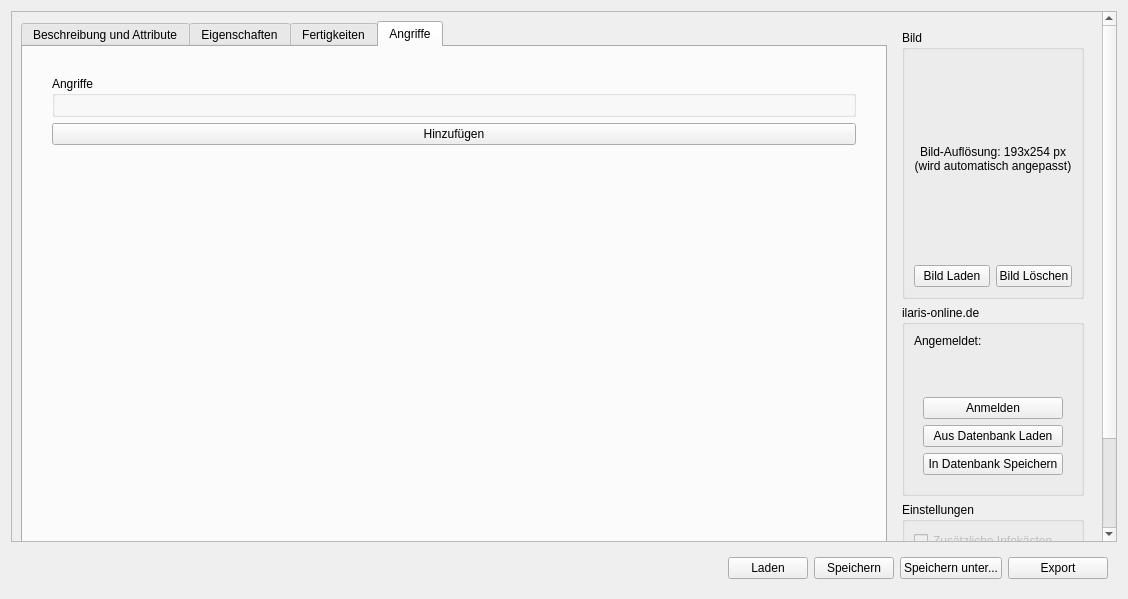
First picture: the form in Kreaturen/UI/KreaturMain.ui, repository brzGatsu/SephrastoPlugins, before the edit.
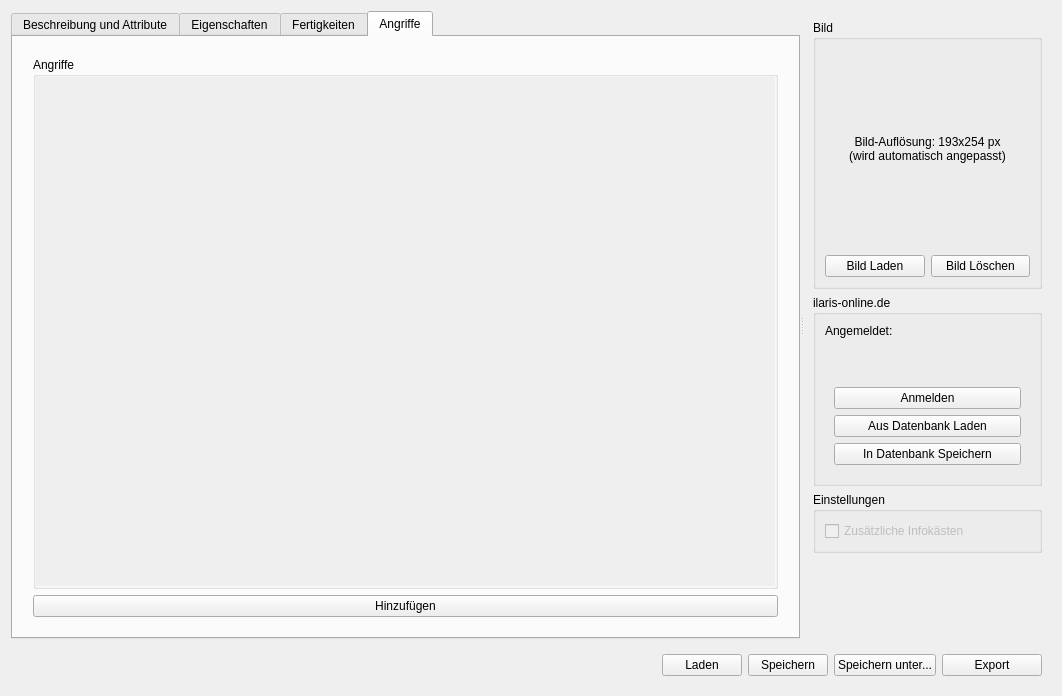
Second picture: the form after the edit. The open tabs and pages were chosen to show the change.

Commit message: Tierbegleiter/Kreaturen: improved layouts; tab widgets are now using the new Sephrasto CSS class

```diff
--- a/Kreaturen/UI/KreaturMain.ui
+++ b/Kreaturen/UI/KreaturMain.ui
@@ -9,8 +9,8 @@
    <rect>
     <x>0</x>
     <y>0</y>
-    <width>1128</width>
-    <height>599</height>
+    <width>1062</width>
+    <height>696</height>
    </rect>
   </property>
   <property name="sizePolicy">
@@ -25,251 +25,12 @@
   <property name="locale">
    <locale language="German" country="Germany"/>
   </property>
-  <layout class="QGridLayout" name="gridLayout">
-   <item row="0" column="0">
-    <widget class="QScrollArea" name="scrollArea_2">
-     <property name="widgetResizable">
-      <bool>true</bool>
-     </property>
-     <widget class="QWidget" name="scrollAreaWidgetContents_2">
-      <property name="geometry">
-       <rect>
-        <x>0</x>
-        <y>-154</y>
-        <width>1087</width>
-        <height>724</height>
-       </rect>
-      </property>
-      <layout class="QGridLayout" name="gridLayout_5">
-       <item row="0" column="3">
-        <widget class="QWidget" name="widget_5" native="true">
-         <property name="enabled">
-          <bool>true</bool>
-         </property>
-         <property name="sizePolicy">
-          <sizepolicy hsizetype="Fixed" vsizetype="Preferred">
-           <horstretch>0</horstretch>
-           <verstretch>0</verstretch>
-          </sizepolicy>
-         </property>
-         <property name="minimumSize">
-          <size>
-           <width>200</width>
-           <height>0</height>
-          </size>
-         </property>
-         <property name="maximumSize">
-          <size>
-           <width>200</width>
-           <height>16777215</height>
-          </size>
-         </property>
-         <layout class="QVBoxLayout" name="verticalLayout_14" stretch="0,0,0,0">
+  <layout class="QVBoxLayout" name="verticalLayout_3">
           <item>
-           <widget class="QGroupBox" name="groupBox_3">
-            <property name="sizePolicy">
-             <sizepolicy hsizetype="Preferred" vsizetype="Maximum">
-              <horstretch>0</horstretch>
-              <verstretch>0</verstretch>
-             </sizepolicy>
-            </property>
-            <property name="maximumSize">
-             <size>
-              <width>16777215</width>
-              <height>300</height>
-             </size>
-            </property>
-            <property name="title">
-             <string>Bild</string>
-            </property>
-            <layout class="QGridLayout" name="gridLayout_6">
-             <item row="2" column="1">
-              <widget class="QPushButton" name="buttonDeleteImage">
-               <property name="text">
-                <string>Bild Löschen</string>
-               </property>
-              </widget>
-             </item>
-             <item row="2" column="0">
-              <widget class="QPushButton" name="buttonLoadImage">
-               <property name="text">
-                <string>Bild Laden</string>
-               </property>
-              </widget>
-             </item>
-             <item row="1" column="0" colspan="2">
-              <widget class="QLabel" name="labelImage">
-               <property name="minimumSize">
-                <size>
-                 <width>0</width>
-                 <height>200</height>
-                </size>
-               </property>
-               <property name="text">
-                <string>Bild-Auflösung: 193x254 px
-(wird automatisch angepasst)</string>
-               </property>
-               <property name="alignment">
-                <set>Qt::AlignmentFlag::AlignCenter</set>
-               </property>
-              </widget>
-             </item>
-            </layout>
-           </widget>
-          </item>
-          <item>
-           <widget class="QGroupBox" name="groupBox">
-            <property name="sizePolicy">
-             <sizepolicy hsizetype="Preferred" vsizetype="Maximum">
-              <horstretch>0</horstretch>
-              <verstretch>0</verstretch>
-             </sizepolicy>
-            </property>
-            <property name="minimumSize">
-             <size>
-              <width>0</width>
-              <height>100</height>
-             </size>
-            </property>
-            <property name="maximumSize">
-             <size>
-              <width>16777215</width>
-              <height>300</height>
-             </size>
-            </property>
-            <property name="title">
-             <string>ilaris-online.de</string>
-            </property>
-            <layout class="QVBoxLayout" name="verticalLayout_8">
-             <item>
-              <widget class="QLabel" name="laStatus">
-               <property name="sizePolicy">
-                <sizepolicy hsizetype="Preferred" vsizetype="Maximum">
-                 <horstretch>0</horstretch>
-                 <verstretch>0</verstretch>
-                </sizepolicy>
-               </property>
-               <property name="text">
-                <string>Angemeldet: </string>
-               </property>
-              </widget>
-             </item>
-             <item>
-              <widget class="QLabel" name="lblWerte">
-               <property name="sizePolicy">
-                <sizepolicy hsizetype="Preferred" vsizetype="Maximum">
-                 <horstretch>0</horstretch>
-                 <verstretch>0</verstretch>
-                </sizepolicy>
-               </property>
-               <property name="text">
-                <string>&lt;html&gt;&lt;head/&gt;&lt;body&gt;&lt;p&gt;&lt;br/&gt;&lt;/p&gt;&lt;/body&gt;&lt;/html&gt;</string>
-               </property>
-               <property name="textFormat">
-                <enum>Qt::TextFormat::RichText</enum>
-               </property>
-               <property name="alignment">
-                <set>Qt::AlignmentFlag::AlignLeading|Qt::AlignmentFlag::AlignLeft|Qt::AlignmentFlag::AlignTop</set>
-               </property>
-               <property name="wordWrap">
-                <bool>true</bool>
-               </property>
-              </widget>
-             </item>
-             <item>
-              <widget class="QWidget" name="widget_3" native="true">
-               <property name="sizePolicy">
-                <sizepolicy hsizetype="Preferred" vsizetype="Maximum">
-                 <horstretch>0</horstretch>
-                 <verstretch>0</verstretch>
-                </sizepolicy>
-               </property>
-               <layout class="QVBoxLayout" name="verticalLayout_7">
-                <item>
-                 <widget class="QPushButton" name="btnLogin">
-                  <property name="text">
-                   <string>Anmelden</string>
-                  </property>
-                 </widget>
-                </item>
-                <item>
-                 <widget class="QPushButton" name="btnDBLaden">
-                  <property name="text">
-                   <string>Aus Datenbank Laden</string>
-                  </property>
-                 </widget>
-                </item>
-                <item>
-                 <widget class="QPushButton" name="btnDBSpeichern">
-                  <property name="text">
-                   <string>In Datenbank Speichern</string>
-                  </property>
-                 </widget>
-                </item>
-               </layout>
-              </widget>
-             </item>
-            </layout>
-           </widget>
-          </item>
-          <item>
-           <widget class="QGroupBox" name="groupBox_5">
-            <property name="sizePolicy">
-             <sizepolicy hsizetype="Preferred" vsizetype="Maximum">
-              <horstretch>0</horstretch>
-              <verstretch>0</verstretch>
-             </sizepolicy>
-            </property>
-            <property name="title">
-             <string>Einstellungen</string>
-            </property>
-            <layout class="QGridLayout" name="gridLayout_7">
-             <item row="2" column="0">
-              <widget class="QCheckBox" name="checkEditierbar">
-               <property name="enabled">
-                <bool>false</bool>
-               </property>
-               <property name="text">
-                <string>Zusätzliche Infokästen</string>
-               </property>
-              </widget>
-             </item>
-             <item row="4" column="0">
-              <spacer name="verticalSpacer_4">
+    <widget class="QSplitter" name="splitter">
                <property name="orientation">
-                <enum>Qt::Orientation::Vertical</enum>
-               </property>
-               <property name="sizeType">
-                <enum>QSizePolicy::Policy::Minimum</enum>
-               </property>
-               <property name="sizeHint" stdset="0">
-                <size>
-                 <width>20</width>
-                 <height>0</height>
-                </size>
-               </property>
-              </spacer>
-             </item>
-            </layout>
-           </widget>
-          </item>
-          <item>
-           <spacer name="verticalSpacer_3">
-            <property name="orientation">
-             <enum>Qt::Orientation::Vertical</enum>
-            </property>
-            <property name="sizeHint" stdset="0">
-             <size>
-              <width>20</width>
-              <height>40</height>
-             </size>
-            </property>
-           </spacer>
-          </item>
-         </layout>
-        </widget>
-       </item>
-       <item row="0" column="2">
+      <enum>Qt::Orientation::Horizontal</enum>
+     </property>
         <widget class="QTabWidget" name="tabWidget">
          <property name="sizePolicy">
           <sizepolicy hsizetype="Expanding" vsizetype="Expanding">
@@ -280,6 +41,9 @@
          <property name="currentIndex">
           <number>0</number>
          </property>
+      <property name="class" stdset="0">
+       <string>tabNavigation</string>
+      </property>
          <widget class="QWidget" name="tab">
           <property name="sizePolicy">
            <sizepolicy hsizetype="Preferred" vsizetype="Maximum">
@@ -1051,6 +815,18 @@
            <string>Eigenschaften</string>
           </attribute>
           <layout class="QGridLayout" name="gridLayout_15">
+        <property name="leftMargin">
+         <number>20</number>
+        </property>
+        <property name="topMargin">
+         <number>20</number>
+        </property>
+        <property name="rightMargin">
+         <number>20</number>
+        </property>
+        <property name="bottomMargin">
+         <number>20</number>
+        </property>
            <item row="0" column="0">
             <widget class="QGroupBox" name="groupBox_6">
              <property name="sizePolicy">
@@ -1156,19 +932,19 @@
            <string>Fertigkeiten</string>
           </attribute>
           <layout class="QVBoxLayout" name="verticalLayout_2">
-           <item>
-            <widget class="QWidget" name="widget_8" native="true">
-             <property name="sizePolicy">
-              <sizepolicy hsizetype="Preferred" vsizetype="Maximum">
-               <horstretch>0</horstretch>
-               <verstretch>0</verstretch>
-              </sizepolicy>
-             </property>
-             <layout class="QGridLayout" name="gridLayout_14">
+        <property name="leftMargin">
+         <number>20</number>
+        </property>
               <property name="topMargin">
-               <number>0</number>
-              </property>
-              <item row="0" column="0">
+         <number>20</number>
+        </property>
+        <property name="rightMargin">
+         <number>20</number>
+        </property>
+        <property name="bottomMargin">
+         <number>20</number>
+        </property>
+        <item>
                <widget class="QGroupBox" name="groupBox_8">
                 <property name="sizePolicy">
                  <sizepolicy hsizetype="Preferred" vsizetype="Maximum">
@@ -1221,7 +997,7 @@
                 </layout>
                </widget>
               </item>
-              <item row="1" column="0">
+        <item>
                <widget class="QGroupBox" name="groupBox_9">
                 <property name="sizePolicy">
                  <sizepolicy hsizetype="Preferred" vsizetype="Maximum">
@@ -1274,9 +1050,6 @@
                 </layout>
                </widget>
               </item>
-             </layout>
-            </widget>
-           </item>
            <item>
             <spacer name="verticalSpacer_2">
              <property name="orientation">
@@ -1316,41 +1089,55 @@
             <number>20</number>
            </property>
            <item>
-            <widget class="QWidget" name="widget_4" native="true">
-             <property name="sizePolicy">
-              <sizepolicy hsizetype="Preferred" vsizetype="Maximum">
-               <horstretch>0</horstretch>
-               <verstretch>0</verstretch>
-              </sizepolicy>
-             </property>
-             <layout class="QGridLayout" name="gridLayout_11">
-              <item row="0" column="0">
-               <widget class="QGroupBox" name="boxAngriffe">
-                <property name="sizePolicy">
-                 <sizepolicy hsizetype="Preferred" vsizetype="Maximum">
-                  <horstretch>0</horstretch>
-                  <verstretch>0</verstretch>
-                 </sizepolicy>
-                </property>
+         <widget class="QGroupBox" name="groupBox_4">
                 <property name="title">
                  <string>Angriffe</string>
                 </property>
-                <property name="alignment">
-                 <set>Qt::AlignmentFlag::AlignLeading|Qt::AlignmentFlag::AlignLeft|Qt::AlignmentFlag::AlignTop</set>
+          <layout class="QVBoxLayout" name="verticalLayout_5">
+           <property name="leftMargin">
+            <number>0</number>
+           </property>
+           <property name="topMargin">
+            <number>0</number>
+           </property>
+           <property name="rightMargin">
+            <number>0</number>
+           </property>
+           <property name="bottomMargin">
+            <number>0</number>
+           </property>
+           <item>
+            <widget class="QScrollArea" name="scrollArea_2">
+             <property name="frameShape">
+              <enum>QFrame::Shape::NoFrame</enum>
+             </property>
+             <property name="widgetResizable">
+              <bool>true</bool>
+             </property>
+             <property name="class" stdset="0">
+              <string>transparent</string>
+             </property>
+             <widget class="QWidget" name="scrollAreaWidgetContents_2">
+              <property name="geometry">
+               <rect>
+                <x>0</x>
+                <y>0</y>
+                <width>741</width>
+                <height>505</height>
+               </rect>
+              </property>
+              <layout class="QVBoxLayout" name="verticalLayout_4">
+               <item>
+                <widget class="QWidget" name="boxAngriffe" native="true">
+                 <property name="sizePolicy">
+                  <sizepolicy hsizetype="Preferred" vsizetype="Maximum">
+                   <horstretch>0</horstretch>
+                   <verstretch>0</verstretch>
+                  </sizepolicy>
                 </property>
                 <layout class="QVBoxLayout" name="layoutAngriffe"/>
                </widget>
               </item>
-              <item row="1" column="0">
-               <widget class="QPushButton" name="btnAddAngriff">
-                <property name="text">
-                 <string>Hinzufügen</string>
-                </property>
-               </widget>
-              </item>
-             </layout>
-            </widget>
-           </item>
            <item>
             <spacer name="verticalSpacer">
              <property name="orientation">
@@ -1370,9 +1157,244 @@
        </item>
       </layout>
      </widget>
-    </widget>
-   </item>
-   <item row="1" column="0">
+        </item>
+        <item>
+         <widget class="QPushButton" name="btnAddAngriff">
+          <property name="text">
+           <string>Hinzufügen</string>
+          </property>
+         </widget>
+        </item>
+       </layout>
+      </widget>
+     </widget>
+     <widget class="QScrollArea" name="scrollArea">
+      <property name="frameShape">
+       <enum>QFrame::Shape::NoFrame</enum>
+      </property>
+      <property name="widgetResizable">
+       <bool>true</bool>
+      </property>
+      <property name="class" stdset="0">
+       <string>transparent</string>
+      </property>
+      <widget class="QWidget" name="scrollAreaWidgetContents">
+       <property name="geometry">
+        <rect>
+         <x>0</x>
+         <y>0</y>
+         <width>249</width>
+         <height>630</height>
+        </rect>
+       </property>
+       <layout class="QVBoxLayout" name="verticalLayout">
+        <item>
+         <widget class="QGroupBox" name="groupBox_3">
+          <property name="sizePolicy">
+           <sizepolicy hsizetype="Preferred" vsizetype="Maximum">
+            <horstretch>0</horstretch>
+            <verstretch>0</verstretch>
+           </sizepolicy>
+          </property>
+          <property name="maximumSize">
+           <size>
+            <width>16777215</width>
+            <height>300</height>
+           </size>
+          </property>
+          <property name="title">
+           <string>Bild</string>
+          </property>
+          <layout class="QGridLayout" name="gridLayout_6">
+           <item row="2" column="1">
+            <widget class="QPushButton" name="buttonDeleteImage">
+             <property name="text">
+              <string>Bild Löschen</string>
+             </property>
+            </widget>
+           </item>
+           <item row="1" column="0" colspan="2">
+            <widget class="QLabel" name="labelImage">
+             <property name="minimumSize">
+              <size>
+               <width>0</width>
+               <height>200</height>
+              </size>
+             </property>
+             <property name="text">
+              <string>Bild-Auflösung: 193x254 px
+(wird automatisch angepasst)</string>
+             </property>
+             <property name="alignment">
+              <set>Qt::AlignmentFlag::AlignCenter</set>
+             </property>
+            </widget>
+           </item>
+           <item row="2" column="0">
+            <widget class="QPushButton" name="buttonLoadImage">
+             <property name="text">
+              <string>Bild Laden</string>
+             </property>
+            </widget>
+           </item>
+          </layout>
+         </widget>
+        </item>
+        <item>
+         <widget class="QGroupBox" name="groupBox">
+          <property name="sizePolicy">
+           <sizepolicy hsizetype="Preferred" vsizetype="Maximum">
+            <horstretch>0</horstretch>
+            <verstretch>0</verstretch>
+           </sizepolicy>
+          </property>
+          <property name="minimumSize">
+           <size>
+            <width>0</width>
+            <height>100</height>
+           </size>
+          </property>
+          <property name="maximumSize">
+           <size>
+            <width>16777215</width>
+            <height>300</height>
+           </size>
+          </property>
+          <property name="title">
+           <string>ilaris-online.de</string>
+          </property>
+          <layout class="QVBoxLayout" name="verticalLayout_8">
+           <item>
+            <widget class="QLabel" name="laStatus">
+             <property name="sizePolicy">
+              <sizepolicy hsizetype="Preferred" vsizetype="Maximum">
+               <horstretch>0</horstretch>
+               <verstretch>0</verstretch>
+              </sizepolicy>
+             </property>
+             <property name="text">
+              <string>Angemeldet: </string>
+             </property>
+            </widget>
+           </item>
+           <item>
+            <widget class="QLabel" name="lblWerte">
+             <property name="sizePolicy">
+              <sizepolicy hsizetype="Preferred" vsizetype="Maximum">
+               <horstretch>0</horstretch>
+               <verstretch>0</verstretch>
+              </sizepolicy>
+             </property>
+             <property name="text">
+              <string>&lt;html&gt;&lt;head/&gt;&lt;body&gt;&lt;p&gt;&lt;br/&gt;&lt;/p&gt;&lt;/body&gt;&lt;/html&gt;</string>
+             </property>
+             <property name="textFormat">
+              <enum>Qt::TextFormat::RichText</enum>
+             </property>
+             <property name="alignment">
+              <set>Qt::AlignmentFlag::AlignLeading|Qt::AlignmentFlag::AlignLeft|Qt::AlignmentFlag::AlignTop</set>
+             </property>
+             <property name="wordWrap">
+              <bool>true</bool>
+             </property>
+            </widget>
+           </item>
+           <item>
+            <widget class="QWidget" name="widget_3" native="true">
+             <property name="sizePolicy">
+              <sizepolicy hsizetype="Preferred" vsizetype="Maximum">
+               <horstretch>0</horstretch>
+               <verstretch>0</verstretch>
+              </sizepolicy>
+             </property>
+             <layout class="QVBoxLayout" name="verticalLayout_7">
+              <item>
+               <widget class="QPushButton" name="btnLogin">
+                <property name="text">
+                 <string>Anmelden</string>
+                </property>
+               </widget>
+              </item>
+              <item>
+               <widget class="QPushButton" name="btnDBLaden">
+                <property name="text">
+                 <string>Aus Datenbank Laden</string>
+                </property>
+               </widget>
+              </item>
+              <item>
+               <widget class="QPushButton" name="btnDBSpeichern">
+                <property name="text">
+                 <string>In Datenbank Speichern</string>
+                </property>
+               </widget>
+              </item>
+             </layout>
+            </widget>
+           </item>
+          </layout>
+         </widget>
+        </item>
+        <item>
+         <widget class="QGroupBox" name="groupBox_5">
+          <property name="sizePolicy">
+           <sizepolicy hsizetype="Preferred" vsizetype="Maximum">
+            <horstretch>0</horstretch>
+            <verstretch>0</verstretch>
+           </sizepolicy>
+          </property>
+          <property name="title">
+           <string>Einstellungen</string>
+          </property>
+          <layout class="QGridLayout" name="gridLayout_7">
+           <item row="2" column="0">
+            <widget class="QCheckBox" name="checkEditierbar">
+             <property name="enabled">
+              <bool>false</bool>
+             </property>
+             <property name="text">
+              <string>Zusätzliche Infokästen</string>
+             </property>
+            </widget>
+           </item>
+           <item row="4" column="0">
+            <spacer name="verticalSpacer_4">
+             <property name="orientation">
+              <enum>Qt::Orientation::Vertical</enum>
+             </property>
+             <property name="sizeType">
+              <enum>QSizePolicy::Policy::Minimum</enum>
+             </property>
+             <property name="sizeHint" stdset="0">
+              <size>
+               <width>20</width>
+               <height>0</height>
+              </size>
+             </property>
+            </spacer>
+           </item>
+          </layout>
+         </widget>
+        </item>
+        <item>
+         <spacer name="verticalSpacer_3">
+          <property name="orientation">
+           <enum>Qt::Orientation::Vertical</enum>
+          </property>
+          <property name="sizeHint" stdset="0">
+           <size>
+            <width>20</width>
+            <height>40</height>
+           </size>
+          </property>
+         </spacer>
+        </item>
+       </layout>
+      </widget>
+     </widget>
+    </widget>
+   </item>
+   <item>
     <widget class="QWidget" name="widget_6" native="true">
      <property name="maximumSize">
       <size>
```
Lines whose indentation alone changed are shown as unchanged. The commit also changes 6 other files.
